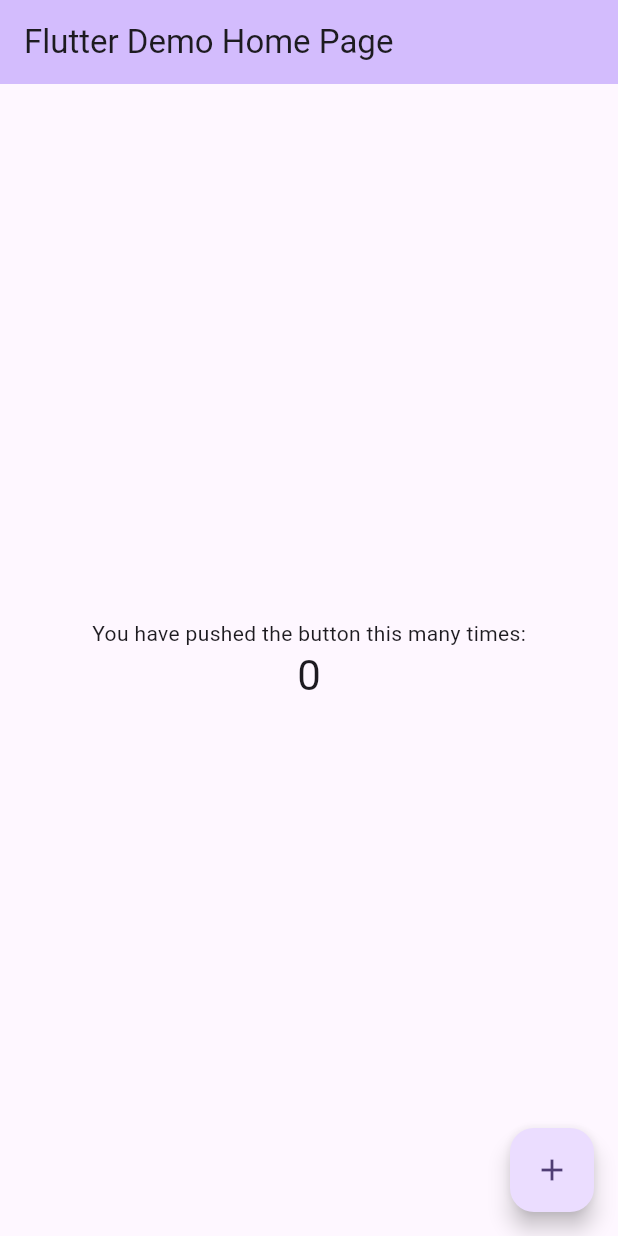
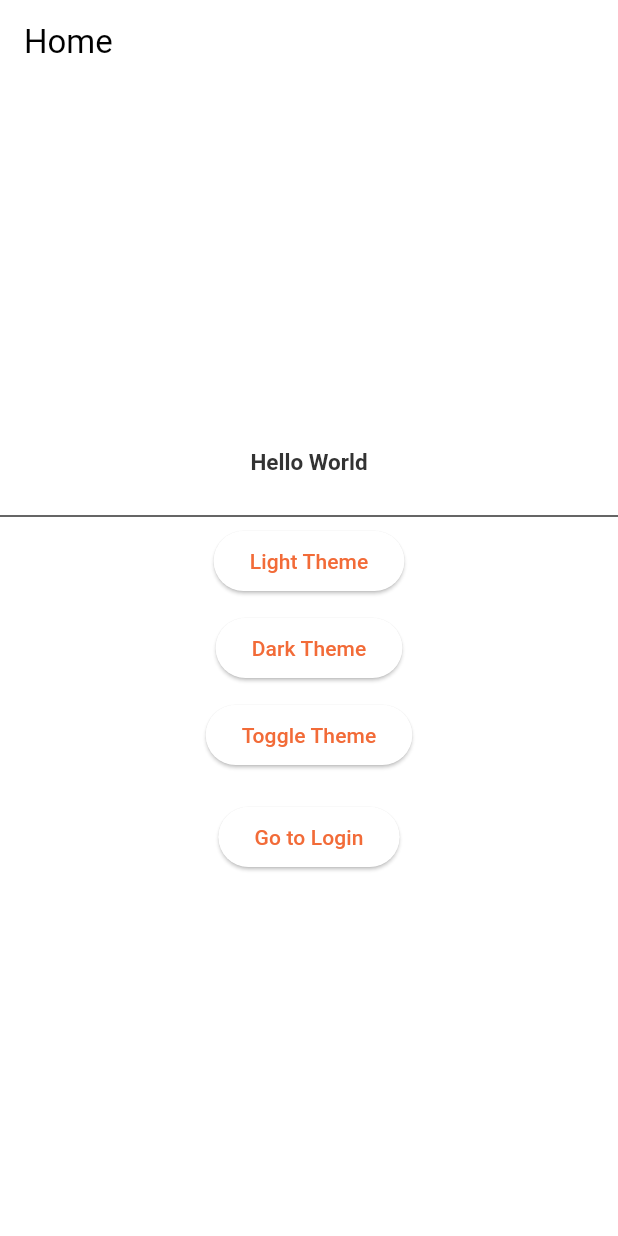
Before and after one commit to anees-dahot/flock, a Flutter app: the screen it shows after launch, on a phone screen of 412 x 824 dp. Run offline on Flutter 3.47's test engine with Material 3 defaults, Android fonts, the phone set to English and light mode, and no system bars; our stand-ins replace flutter_bloc, shared_preferences; Roboto replaces fonts that are missing (Poppins).

```diff
--- /dev/null
+++ b/lib/core/theme/theme.dart
@@ -0,0 +1,163 @@
+import 'package:flutter/material.dart';
+import '../colorrs/colors.dart';
+
+var lightTheme = ThemeData(
+    useMaterial3: true,
+    inputDecorationTheme: const InputDecorationTheme(
+      fillColor: lightBgColor,
+      filled: true,
+      enabledBorder: InputBorder.none,
+      prefixIconColor: lightLableColor,
+      labelStyle: TextStyle(
+        fontFamily: "Poppins",
+        fontSize: 15,
+        color: lightFontColor,
+        fontWeight: FontWeight.w500,
+      ),
+      hintStyle: TextStyle(
+        fontFamily: "Poppins",
+        fontSize: 15,
+        color: lightFontColor,
+        fontWeight: FontWeight.w500,
+      ),
+    ),
+    colorScheme: const ColorScheme.light(
+      brightness: Brightness.light,
+      background: lightBgColor,
+      onBackground: lightFontColor,
+      primaryContainer: lightDivColor,
+      onPrimaryContainer: lightFontColor,
+      secondaryContainer: lightLableColor,
+      primary: lightPrimaryColor,
+    ),
+    textTheme: const TextTheme(
+      headlineLarge: TextStyle(
+        fontFamily: "Poppins",
+        fontSize: 24,
+        color: lightFontColor,
+        fontWeight: FontWeight.w700,
+      ),
+      headlineMedium: TextStyle(
+        fontFamily: "Poppins",
+        fontSize: 20,
+        color: lightFontColor,
+        fontWeight: FontWeight.w600,
+      ),
+      headlineSmall: TextStyle(
+        fontFamily: "Poppins",
+        fontSize: 15,
+        color: lightFontColor,
+        fontWeight: FontWeight.w600,
+      ),
+      bodyLarge: TextStyle(
+        fontFamily: "Poppins",
+        fontSize: 16,
+        color: lightFontColor,
+        fontWeight: FontWeight.w500,
+      ),
+      bodyMedium: TextStyle(
+        fontFamily: "Poppins",
+        fontSize: 15,
+        color: lightFontColor,
+        fontWeight: FontWeight.w400,
+      ),
+      bodySmall: TextStyle(
+        fontFamily: "Poppins",
+        fontSize: 13,
+        color: lightFontColor,
+        fontWeight: FontWeight.w500,
+      ),
+      labelSmall: TextStyle(
+        fontFamily: "Poppins",
+        fontSize: 13,
+        color: lightLableColor,
+        fontWeight: FontWeight.w300,
+      ),
+    ));
+var darkTheme = ThemeData(
+    useMaterial3: true,
+    appBarTheme: const AppBarTheme(
+      backgroundColor: darkDivColor,
+      foregroundColor: darkFontColor,
+      elevation: 0,
+      iconTheme: IconThemeData(
+        color: darkFontColor,
+      ),
+      titleTextStyle: TextStyle(
+        fontFamily: "Poppins",
+        fontSize: 20,
+        color: darkFontColor,
+        fontWeight: FontWeight.w600,
+      ),
+    ),
+    colorScheme: const ColorScheme.dark(
+      brightness: Brightness.dark,
+      background: darkBgColor,
+      onBackground: darkFontColor,
+      primaryContainer: darkDivColor,
+      onPrimaryContainer: darkFontColor,
+      secondaryContainer: darkLableColor,
+      primary: darkPrimaryColor,
+    ),
+    inputDecorationTheme: const InputDecorationTheme(
+      fillColor: darkBgColor,
+      filled: true,
+      enabledBorder: InputBorder.none,
+      prefixIconColor: darkLableColor,
+      labelStyle: TextStyle(
+        fontFamily: "Poppins",
+        fontSize: 15,
+        color: darkFontColor,
+        fontWeight: FontWeight.w500,
+      ),
+      hintStyle: TextStyle(
+        fontFamily: "Poppins",
+        fontSize: 15,
+        color: darkFontColor,
+        fontWeight: FontWeight.w500,
+      ),
+    ),
+    textTheme: const TextTheme(
+      headlineLarge: TextStyle(
+        fontFamily: "Poppins",
+        fontSize: 24,
+        color: darkFontColor,
+        fontWeight: FontWeight.w600,
+      ),
+      headlineMedium: TextStyle(
+        fontFamily: "Poppins",
+        fontSize: 20,
+        color: darkFontColor,
+        fontWeight: FontWeight.w600,
+      ),
+      headlineSmall: TextStyle(
+        fontFamily: "Poppins",
+        fontSize: 15,
+        color: darkFontColor,
+        fontWeight: FontWeight.w600,
+      ),
+      bodyLarge: TextStyle(
+        fontFamily: "Poppins",
+        fontSize: 15,
+        color: darkFontColor,
+        fontWeight: FontWeight.w500,
+      ),
+      bodyMedium: TextStyle(
+        fontFamily: "Poppins",
+        fontSize: 15,
+        color: darkFontColor,
+        fontWeight: FontWeight.w400,
+      ),
+      bodySmall: TextStyle(
+        fontFamily: "Poppins",
+        fontSize: 13,
+        color: darkFontColor,
+        fontWeight: FontWeight.w500,
+      ),
+      labelSmall: TextStyle(
+        fontFamily: "Poppins",
+        fontSize: 13,
+        color: darkLableColor,
+        fontWeight: FontWeight.w300,
+      ),
+    ));
--- /dev/null
+++ b/lib/core/theme/theme_cubit.dart
@@ -0,0 +1,29 @@
+import 'package:flutter/material.dart';
+import 'package:flutter_bloc/flutter_bloc.dart';
+import 'package:shared_preferences/shared_preferences.dart';
+
+class ThemeCubit extends Cubit<ThemeMode> {
+  ThemeCubit() : super(ThemeMode.light);
+
+  Future<void> loadTheme() async {
+    final prefs = await SharedPreferences.getInstance();
+    final isDarkTheme = prefs.getBool('isDarkTheme') ?? false;
+    emit(isDarkTheme ? ThemeMode.dark : ThemeMode.light);
+  }
+
+  void toggleTheme() async {
+    final newTheme = state == ThemeMode.light ? ThemeMode.dark : ThemeMode.light;
+    emit(newTheme);
+    _saveTheme(newTheme);
+  }
+
+  void setTheme(ThemeMode themeMode) {
+    emit(themeMode);
+    _saveTheme(themeMode);
+  }
+
+  Future<void> _saveTheme(ThemeMode themeMode) async {
+    final prefs = await SharedPreferences.getInstance();
+    prefs.setBool('isDarkTheme', themeMode == ThemeMode.dark);
+  }
+}
--- /dev/null
+++ b/lib/features/home/screens/hom_screen.dart
@@ -0,0 +1,58 @@
+import 'package:flutter/material.dart';
+import 'package:flutter_bloc/flutter_bloc.dart';
+import 'package:flock/core/theme/theme_cubit.dart';
+import 'package:flock/features/login/screens/login_screen.dart';
+
+class HomeScreen extends StatelessWidget {
+  @override
+  Widget build(BuildContext context) {
+    return Scaffold(
+      appBar: AppBar(title: Text('Home')),
+      body: Center(
+        child: Column(
+          mainAxisAlignment: MainAxisAlignment.center,
+          children: [
+            Text(
+              'Hello World',
+              style: Theme.of(context).textTheme.headline5,
+            ),
+            SizedBox(height: 20),
+            Divider(color: Theme.of(context).dividerColor, height: 12),
+            _ThemeToggleButton(),
+            SizedBox(height: 20),
+            ElevatedButton(
+              onPressed: () {
+                Navigator.of(context).push(MaterialPageRoute(builder: (_) => LoginScreen()));
+              },
+              child: Text('Go to Login'),
+            ),
+          ],
+        ),
+      ),
+    );
+  }
+}
+
+class _ThemeToggleButton extends StatelessWidget {
+  @override
+  Widget build(BuildContext context) {
+    return Column(
+      children: [
+        ElevatedButton(
+          onPressed: () => context.read<ThemeCubit>().setTheme(ThemeMode.light),
+          child: Text('Light Theme'),
+        ),
+        SizedBox(height: 10),
+        ElevatedButton(
+          onPressed: () => context.read<ThemeCubit>().setTheme(ThemeMode.dark),
+          child: Text('Dark Theme'),
+        ),
+        SizedBox(height: 10),
+        ElevatedButton(
+          onPressed: () => context.read<ThemeCubit>().toggleTheme(),
+          child: Text('Toggle Theme'),
+        ),
+      ],
+    );
+  }
+}
--- a/lib/main.dart
+++ b/lib/main.dart
@@ -1,70 +1,42 @@
+import 'package:flock/core/theme/theme_cubit.dart';
 import 'package:flutter/material.dart';
+import 'package:flutter_bloc/flutter_bloc.dart';
 
-void main() {
-  runApp(const MyApp());
+import 'core/theme/theme.dart';
+import 'features/home/screens/hom_screen.dart';
+
+void main() async {
+  WidgetsFlutterBinding.ensureInitialized();
+
+  final themeCubit = ThemeCubit();
+  await themeCubit.loadTheme();
+
+  runApp(MyApp(themeCubit: themeCubit));
 }
 
 class MyApp extends StatelessWidget {
-  const MyApp({super.key});
+  final ThemeCubit themeCubit;
+
+  const MyApp({super.key, required this.themeCubit});
 
   @override
   Widget build(BuildContext context) {
-    return MaterialApp(
-      title: 'Flutter Demo',
-      theme: ThemeData(
-        colorScheme: ColorScheme.fromSeed(seedColor: Colors.deepPurple),
-        useMaterial3: true,
+    return MultiBlocProvider(
+      providers: [
+        BlocProvider<ThemeCubit>.value(value: themeCubit),
+
+      ],
+      child: BlocBuilder<ThemeCubit, ThemeMode>(
+        builder: (context, themeMode) {
+          return MaterialApp(
+            debugShowCheckedModeBanner: false,
+            theme: lightTheme,
+            darkTheme: darkTheme,
+            themeMode: themeMode,
+            home: HomeScreen(),
+          );
+        },
       ),
-      home: const MyHomePage(title: 'Flutter Demo Home Page'),
     );
   }
 }
-
-class MyHomePage extends StatefulWidget {
-  const MyHomePage({super.key, required this.title});
-
-  final String title;
-
-  @override
-  State<MyHomePage> createState() => _MyHomePageState();
-}
-
-class _MyHomePageState extends State<MyHomePage> {
-  int _counter = 0;
-
-  void _incrementCounter() {
-    setState(() {
-      _counter++;
-    });
-  }
-
-  @override
-  Widget build(BuildContext context) {
-    //
-    return Scaffold(
-      appBar: AppBar(
-        backgroundColor: Theme.of(context).colorScheme.inversePrimary,
-        title: Text(widget.title),
-      ),
-      body: Center(
-        child: Column(
-          mainAxisAlignment: MainAxisAlignment.center,
-          children: <Widget>[
-            const Text(
-              'You have pushed the button this many times:',
-            ),
-            Text(
-              '$_counter',
-              style: Theme.of(context).textTheme.headlineMedium,
-            ),
-          ],
-        ),
-      ),
-      floatingActionButton: FloatingActionButton(
-        onPressed: _incrementCounter,
-        tooltip: 'Increment',
-        child: const Icon(Icons.add),
-      ), // This trailing comma makes auto-formatting nicer for build methods.
-    );
-  }
-}
--- a/pubspec.yaml
+++ b/pubspec.yaml
@@ -38,6 +38,7 @@ dependencies:
   flutter_bloc: ^8.1.6
   http: ^1.2.2
   equatable:
+  shared_preferences: ^2.2.3
 
 dev_dependencies:
   flutter_test:
```
Also changed, not shown: lib/core/colorrs/colors.dart (added, +19 -0 lines), lib/core/widgets/text_fields.dart (added, +90 -0 lines), lib/features/login/screens/login_screen.dart (added, +99 -0 lines), pubspec.lock, 2 other files.
